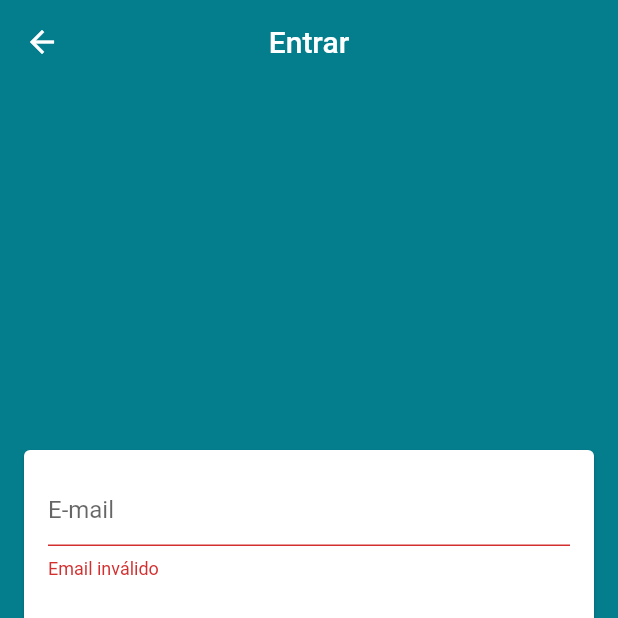
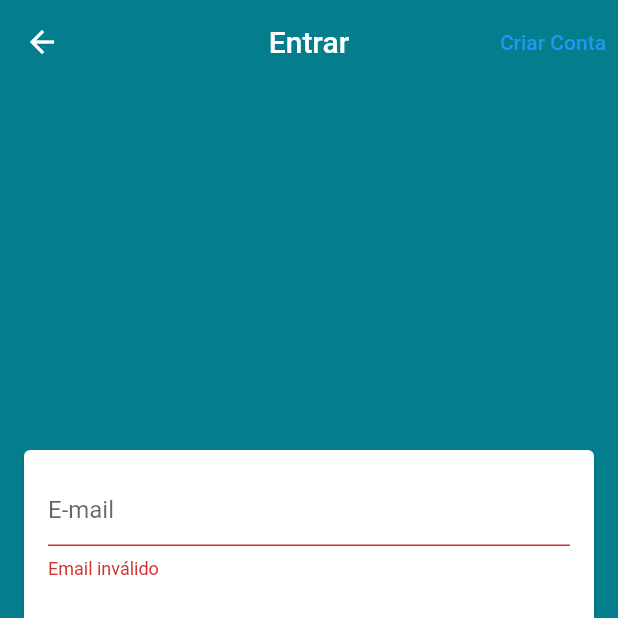
Before and after one commit to josimarminetefera/loja_virtual_completa, a Flutter app: the screen it shows after launch, after a tap on "Entrar", on a phone screen of 412 x 824 dp, the top half of it. Run offline on Flutter 3.47's test engine with Material 2 defaults, Android fonts, the phone set to English and light mode, and no system bars; our stand-ins replace cloud_firestore, firebase_auth, firebase_core; accounts and stored records are empty.

```diff
--- a/lib/screens/login/login_screen.dart
+++ b/lib/screens/login/login_screen.dart
@@ -17,6 +17,18 @@ class LoginScreen extends StatelessWidget {
       appBar: AppBar(
         title: Text("Entrar"),
         centerTitle: true,
+        actions: [
+          TextButton(
+            child: const Text(
+              "Criar Conta",
+              style: TextStyle(fontSize: 14),
+            ),
+            onPressed: () {
+              //PARA SUBSTITUIR UMA TELA PELA OUTRA pushReplacementNamed
+              Navigator.of(context).pushReplacementNamed("/criar_conta");
+            },
+          ),
+        ],
       ),
       body: Center(
         child: Card(
@@ -42,6 +54,22 @@ class LoginScreen extends StatelessWidget {
                   padding: const EdgeInsets.all(16),
                   shrinkWrap: true, //menos altura da tela
                   children: [
+                    construirCampoEmailSenha(context, usuarioManager),
+                    childQueNaoRebilda, //inserido aqui só para mostrar de exemplo  de uso de parte que não atualiza
+                    construirBotaoEntrar(context, usuarioManager),
+                  ],
+                );
+              },
+            ),
+          ),
+        ),
+      ),
+    );
+  }
+
+  Column construirCampoEmailSenha(BuildContext context, UsuarioManager usuarioManager) {
+    return Column(
+      children: [
         TextFormField(
           controller: emailController,
           keyboardType: TextInputType.emailAddress,
@@ -49,9 +77,7 @@ class LoginScreen extends StatelessWidget {
             hintText: "E-mail",
           ),
           autocorrect: false,
-                      enabled: !context
-                          .read<UsuarioManager>()
-                          .carregando,
+          enabled: !context.read<UsuarioManager>().carregando,
           validator: (valor) {
             if (!emailValido(valor)) {
               return "Email inválido";
@@ -75,15 +101,7 @@ class LoginScreen extends StatelessWidget {
             return null;
           },
         ),
-                    childQueNaoRebilda,
-                    construirBotaoEntrar(context, usuarioManager)
       ],
-                );
-              },
-            ),
-          ),
-        ),
-      ),
     );
   }
 
@@ -91,22 +109,27 @@ class LoginScreen extends StatelessWidget {
     return SizedBox(
       height: 50,
       child: ElevatedButton(
+        style: ElevatedButton.styleFrom(
+          primary: Theme.of(context).primaryColor,
+          textStyle: TextStyle(
+            fontSize: 18,
+          ),
+        ),
         child: usuarioManager.carregando
             ? CircularProgressIndicator(
                 valueColor: AlwaysStoppedAnimation(Colors.white),
               )
             : Text("Entrar"),
-        style: ElevatedButton.styleFrom(
-          primary: Theme
-              .of(context)
-              .primaryColor,
-          textStyle: TextStyle(
-            fontSize: 18,
-          ),
-        ),
         onPressed: usuarioManager.carregando
             ? null
             : () {
+                acaoBotaoEntrar(context);
+              },
+      ),
+    );
+  }
+
+  void acaoBotaoEntrar(BuildContext context) {
     if (formKey.currentState.validate()) {
       context.read<UsuarioManager>().entrar(
             //sem o Consumer context.read<UsuarioManager>() e com Consumer usuarioManager
@@ -114,6 +137,9 @@ class LoginScreen extends StatelessWidget {
               email: emailController.text,
               senha: senhaController.text,
             ),
+            onSucces: () {
+              //TODO: FECHAR TELA DE LOGIN
+            },
             onFail: (erro) {
               ScaffoldMessenger.of(context).showSnackBar(
                 SnackBar(
@@ -122,13 +148,7 @@ class LoginScreen extends StatelessWidget {
                 ),
               );
             }, //nome disso é calback
-              onSucces: () {
-                //TODO: FECHAR TELA DE LOGIN
-              },
-            );
-          }
-        },
-      ),
           );
     }
   }
+}
```
Lines whose indentation alone changed are shown as unchanged.
